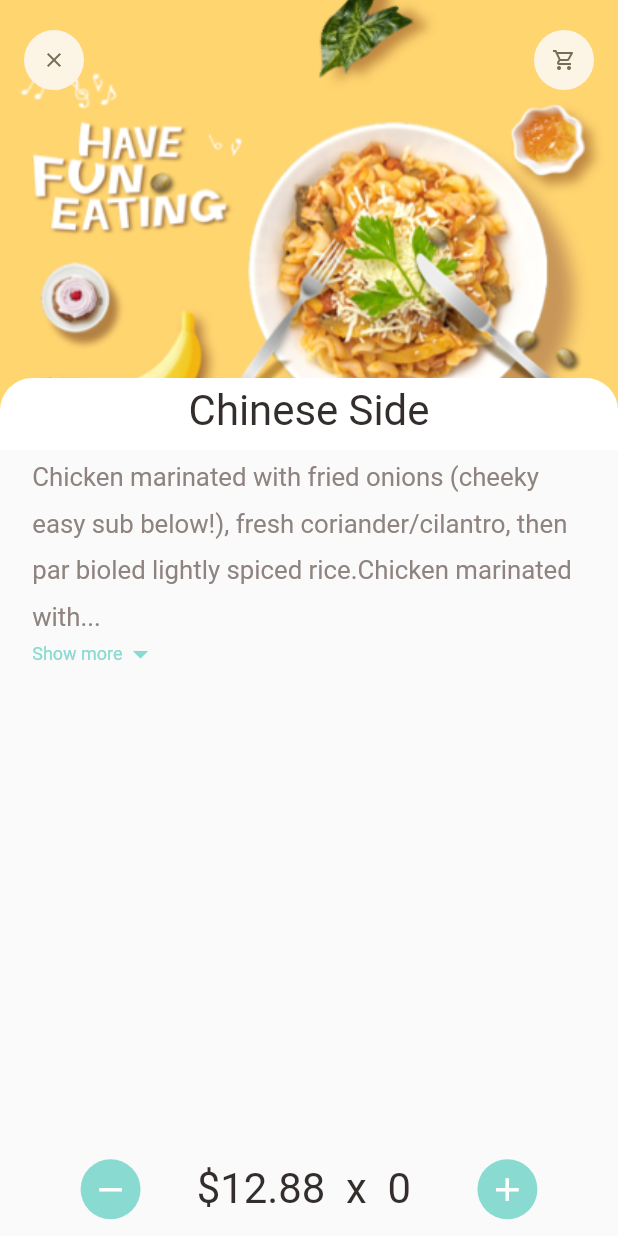
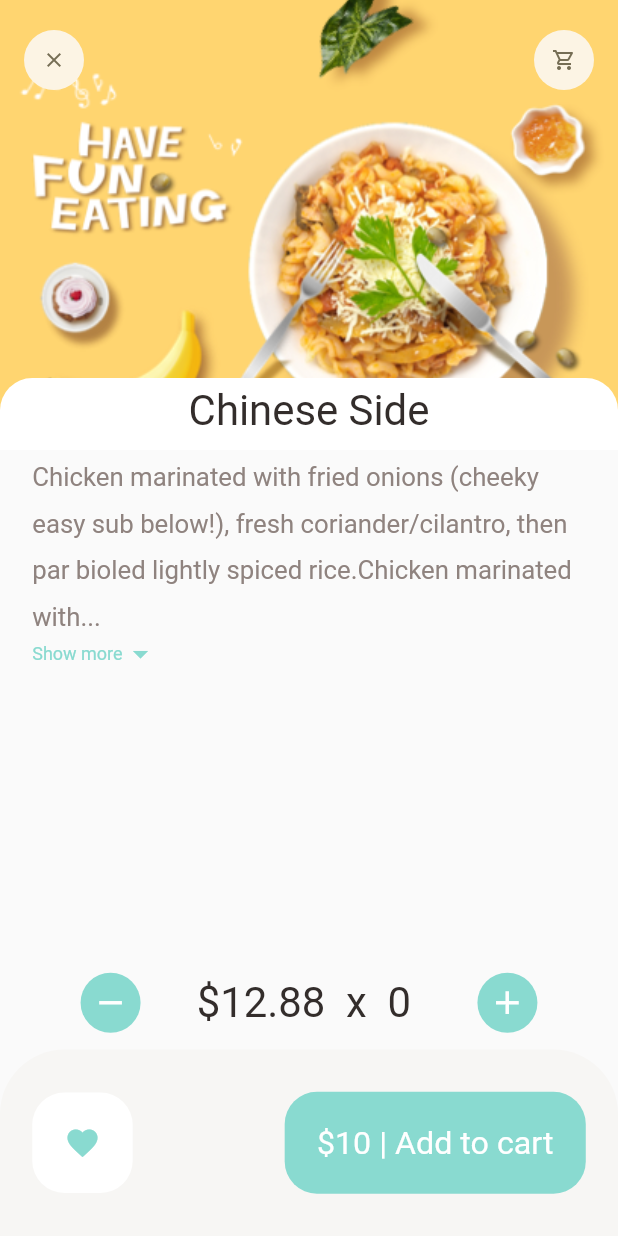
Before and after one commit to Emirhan-Kahya/e_commerce, a Flutter app: the screen it shows after launch, on a phone screen of 412 x 824 dp. Run offline on Flutter 3.47's test engine with Material 2 defaults, Android fonts, the phone set to English and light mode, and no system bars; our stand-ins replace dots_indicator, get.

Commit message:
last 23:21

```diff
--- /dev/null
+++ b/lib/data/repository/popular_product_repo.dart
@@ -0,0 +1,5 @@
+import 'package:e_commerce/data/api/api_client.dart';
+import 'package:get/get.dart';
+
+class PopularProductRepo extends GetxService{
+}
--- /dev/null
+++ b/lib/helper/dependencies.dart
@@ -0,0 +1,3 @@
+Future<void> init()async{
+
+}
--- a/lib/pages/food/popular_food_detail.dart
+++ b/lib/pages/food/popular_food_detail.dart
@@ -22,7 +22,7 @@ class PopularFoodDetail extends StatelessWidget {
             right: 0,
             child: Container(
               width: double.maxFinite,
-              height: Dimension.popularfoodImgSize,
+              height: Dimension.popularFoodImgSize,
               decoration: BoxDecoration(
                 image: DecorationImage(
                   fit: BoxFit.cover,
@@ -49,7 +49,7 @@ class PopularFoodDetail extends StatelessWidget {
             left: 0,
             right: 0,
             bottom: 0,
-            top: Dimension.popularfoodImgSize - 20,
+            top: Dimension.popularFoodImgSize - 20,
             child: Container(
               padding: EdgeInsets.only(
                   left: Dimension.width20,
--- a/lib/pages/food/recommended_food_detail.dart
+++ b/lib/pages/food/recommended_food_detail.dart
@@ -98,6 +98,43 @@ class RecommendedFoodDetail extends StatelessWidget {
               ],
             ),
           ),
+          Container(
+            height: Dimension.bottomHeightBar,
+            padding: EdgeInsets.symmetric(
+                horizontal: Dimension.width20, vertical: Dimension.height20),
+            decoration: BoxDecoration(
+              color: AppColors.buttonBackgroundColor,
+              borderRadius: BorderRadius.only(
+                topLeft: Radius.circular(Dimension.radius20 * 2),
+                topRight: Radius.circular(Dimension.radius20 * 2),
+              ),
+            ),
+            child: Row(
+              mainAxisAlignment: MainAxisAlignment.spaceBetween,
+              children: [
+                Container(
+                  padding: EdgeInsets.symmetric(
+                      vertical: Dimension.height20, horizontal: Dimension.width20),
+                  decoration: BoxDecoration(
+                      borderRadius: BorderRadius.circular(Dimension.radius20),
+                      color: Colors.white,
+                  ),
+                  child: Icon(
+                    Icons.favorite,
+                    color: AppColors.mainColor,
+                  ),
+                ),
+                Container(
+                  padding: EdgeInsets.symmetric(
+                      horizontal: Dimension.width20, vertical: Dimension.height20),
+                  decoration: BoxDecoration(
+                      borderRadius: BorderRadius.circular(Dimension.radius20),
+                      color: AppColors.mainColor),
+                  child: mBigText(text: "\$10 | Add to cart", color: Colors.white),
+                ),
+              ],
+            ),
+          ),
         ],
       ),
     );
--- a/lib/utils/dimension.dart
+++ b/lib/utils/dimension.dart
@@ -44,7 +44,7 @@ class Dimension{
   static double listViewTextContSize = screenWidth / 3.9;
 
   //popular food
-  static double popularfoodImgSize = screenHeight / 2.41;
+  static double popularFoodImgSize = screenHeight / 2.41;
 
   //bottom height
   static double bottomHeightBar = screenHeight / 6.63;
```
Also changed, not shown: lib/data/api/api_client.dart (added, +19 -0 lines).
